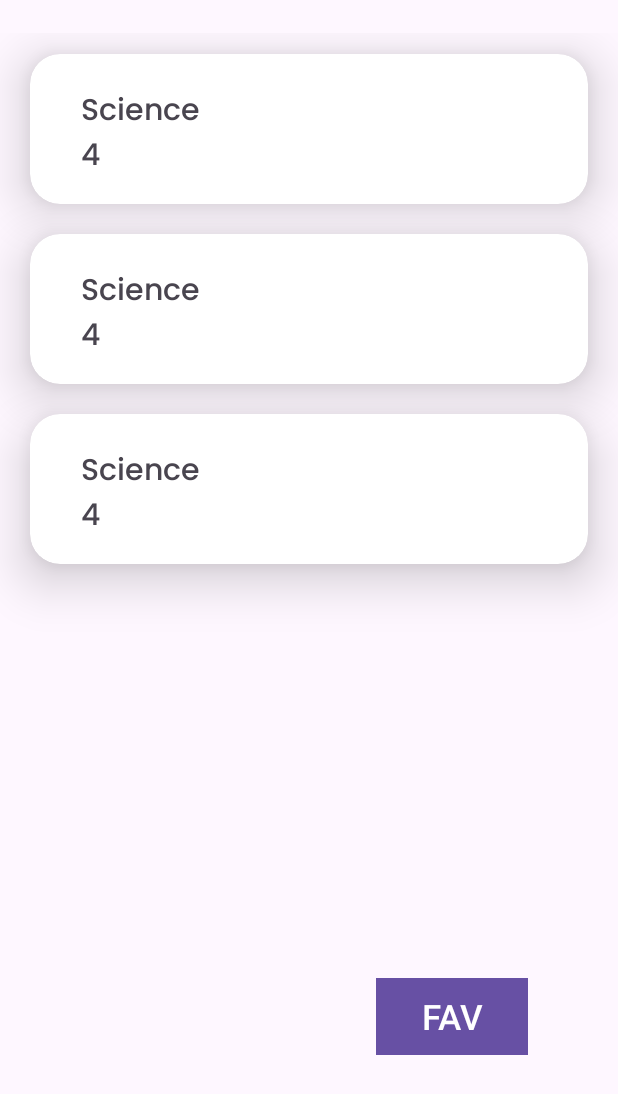
After one commit to adityakumar416/Library-Management-System, an Android app: the layout fragment_books.xml on its own in the app's theme, with its tools: preview values and no code run, on a phone screen of 412 x 824 dp. The commit adds this screen. Shown: the top 1094 px of the screen. Run offline under Robolectric (Android 15) with nearby library versions, the phone set to English and light mode, and no system bars.

Commit message:
Add Books and Show all books.

```diff
--- /dev/null
+++ b/app/src/main/java/com/example/setmycartassignment/books/BooksModel.kt
@@ -0,0 +1,6 @@
+package com.example.setmycartassignment.books
+
+data class BooksModel(
+                      val bookName:String?=null,
+                      val bookQuantity:String?=null,
+                    )
--- /dev/null
+++ b/app/src/main/res/layout/books_item.xml
@@ -0,0 +1,64 @@
+<?xml version="1.0" encoding="utf-8"?>
+<androidx.cardview.widget.CardView
+        xmlns:android="http://schemas.android.com/apk/res/android"
+        xmlns:tools="http://schemas.android.com/tools"
+        xmlns:app="http://schemas.android.com/apk/res-auto"
+        android:layout_width="match_parent"
+        android:layout_height="100dp"
+        app:cardCornerRadius="20dp"
+        app:cardElevation="20dp"
+    android:layout_marginBottom="6dp"
+        android:layout_marginStart="20dp"
+        android:layout_marginEnd="20dp"
+        android:layout_marginTop="14dp"
+        android:id="@+id/contact_item"
+
+      >
+
+
+
+       <!-- <TextView
+            android:layout_width="wrap_content"
+            android:layout_height="wrap_content"
+            android:layout_marginStart="34dp"
+            android:layout_marginTop="22dp"
+            android:fontFamily="@font/poppins_medium"
+            android:text="Name :"
+
+            android:textSize="20sp" />-->
+
+        <TextView
+            android:id="@+id/book_name"
+            android:layout_width="wrap_content"
+            android:layout_height="wrap_content"
+            android:layout_marginStart="34dp"
+            android:layout_marginTop="22dp"
+            android:fontFamily="@font/poppins_medium"
+            android:singleLine="true"
+            android:text="Science"
+            android:textSize="20sp" />
+
+
+        <!--<TextView
+            android:layout_width="wrap_content"
+            android:layout_height="wrap_content"
+            android:layout_marginStart="34dp"
+            android:layout_marginTop="52dp"
+            android:fontFamily="@font/poppins_medium"
+            android:text="Quantity :"
+            android:textSize="20sp" />-->
+
+        <TextView
+            android:id="@+id/quantity"
+            android:layout_width="wrap_content"
+            android:layout_height="wrap_content"
+            android:layout_marginStart="34dp"
+            android:layout_marginTop="52dp"
+            android:fontFamily="@font/poppins_medium"
+            android:text="4"
+            android:textSize="20sp" />
+
+
+
+
+</androidx.cardview.widget.CardView>
--- /dev/null
+++ b/app/src/main/res/layout/fragment_books.xml
@@ -0,0 +1,35 @@
+<?xml version="1.0" encoding="utf-8"?>
+<androidx.constraintlayout.widget.ConstraintLayout xmlns:android="http://schemas.android.com/apk/res/android"
+    xmlns:app="http://schemas.android.com/apk/res-auto"
+    xmlns:tools="http://schemas.android.com/tools"
+    android:layout_width="match_parent"
+    android:layout_height="match_parent"
+    >
+
+    <androidx.recyclerview.widget.RecyclerView
+        android:id="@+id/recyclerview"
+        android:layout_width="match_parent"
+        android:layout_height="0dp"
+        android:layout_marginTop="22dp"
+        app:layout_constraintBottom_toBottomOf="parent"
+        app:layout_constraintEnd_toEndOf="parent"
+        app:layout_constraintStart_toStartOf="parent"
+        app:layout_constraintTop_toTopOf="parent"
+        tools:listitem="@layout/books_item" />
+
+
+    <Button
+        android:id="@+id/add_books"
+        android:layout_width="wrap_content"
+        android:layout_height="wrap_content"
+        android:text=" FAV "
+        android:background="#F3B0B0"
+        android:textSize="23dp"
+        app:layout_constraintBottom_toBottomOf="parent"
+        app:layout_constraintEnd_toEndOf="parent"
+        app:layout_constraintHorizontal_bias="0.806"
+        app:layout_constraintStart_toStartOf="parent"
+        app:layout_constraintTop_toTopOf="parent"
+        app:layout_constraintVertical_bias="0.844" />
+
+</androidx.constraintlayout.widget.ConstraintLayout>
--- a/app/src/main/res/menu/bottom_nav_menu.xml
+++ b/app/src/main/res/menu/bottom_nav_menu.xml
@@ -7,11 +7,12 @@
             android:id="@+id/booksFragment"
             android:title="Books" />
 
-        <item android:id="@+id/libraryFragment"
+        <item
+            android:id="@+id/usersFragment"
             android:title="Users" />
 
         <item
-            android:id="@+id/usersFragment"
+            android:id="@+id/libraryFragment"
             android:title="Library" />
 
 
--- a/app/src/main/res/menu/drower_menu.xml
+++ b/app/src/main/res/menu/drower_menu.xml
@@ -1,16 +1,20 @@
 <?xml version="1.0" encoding="utf-8"?>
-<menu xmlns:android="http://schemas.android.com/apk/res/android">
+<menu xmlns:android="http://schemas.android.com/apk/res/android"
+    xmlns:app="http://schemas.android.com/apk/res-auto">
 
 
 
         <item
             android:id="@+id/share"
+            android:icon="@drawable/share_icon"
             android:title="Share"/>
         <item
             android:id="@+id/rate"
+            android:icon="@drawable/star_rate_icon"
             android:title="Rate"/>
             <item
                 android:id="@+id/version"
+                app:showAsAction="never"
                 android:title="version"/>
 
 
```
Also changed, not shown: app/src/main/java/com/example/setmycartassignment/MainActivity.kt (+43 -24 lines), app/src/main/java/com/example/setmycartassignment/books/BooksFragment.kt (added, +83 -0 lines).
